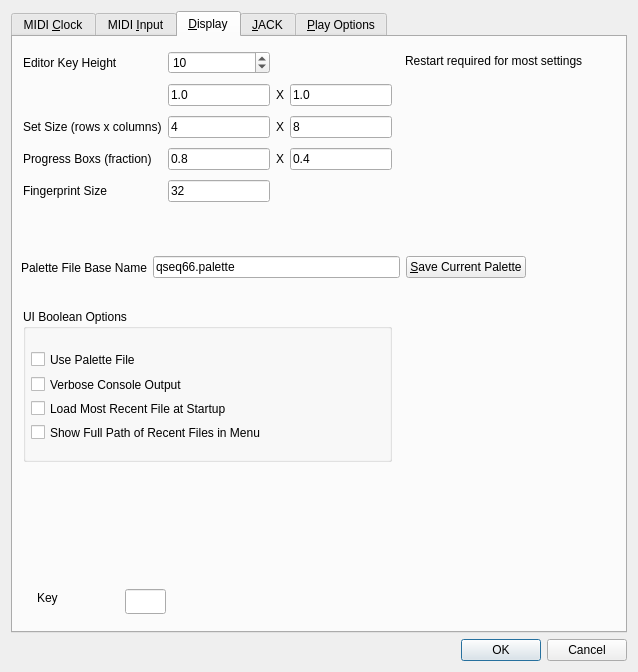
First picture: the form in seq_qt5/forms/qseditoptions.ui, repository ahlstromcj/seq66, before the edit.
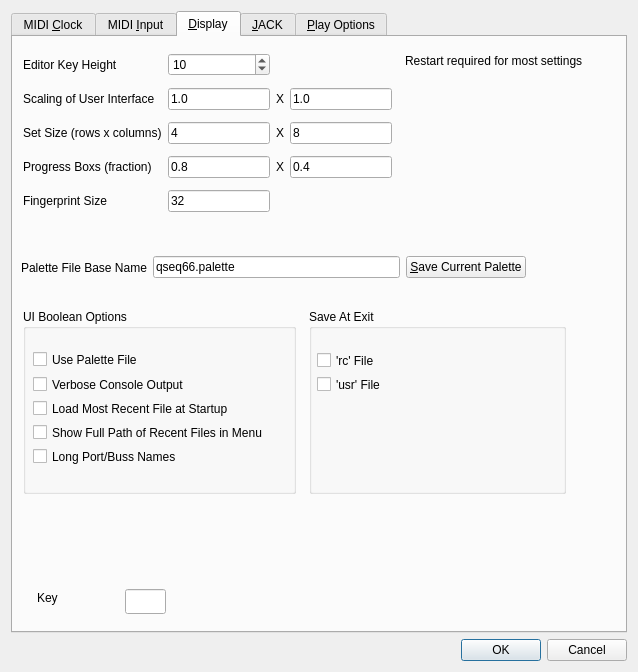
Second picture: the form after the edit.

Commit message: Added progress-box scaling, drag-n-drop of patterns.

```diff
--- a/seq_qt5/forms/qseditoptions.ui
+++ b/seq_qt5/forms/qseditoptions.ui
@@ -395,8 +395,8 @@
         <rect>
          <x>10</x>
          <y>272</y>
-         <width>369</width>
-         <height>153</height>
+         <width>273</width>
+         <height>185</height>
         </rect>
        </property>
        <property name="title">
@@ -411,7 +411,7 @@
         </property>
         <property name="geometry">
          <rect>
-          <x>8</x>
+          <x>10</x>
           <y>40</y>
           <width>249</width>
           <height>21</height>
@@ -431,7 +431,7 @@
         </property>
         <property name="geometry">
          <rect>
-          <x>8</x>
+          <x>10</x>
           <y>64</y>
           <width>249</width>
           <height>23</height>
@@ -448,7 +448,7 @@
        <widget class="QCheckBox" name="checkBoxLoadMostRecent">
         <property name="geometry">
          <rect>
-          <x>8</x>
+          <x>10</x>
           <y>88</y>
           <width>249</width>
           <height>23</height>
@@ -464,7 +464,7 @@
        <widget class="QCheckBox" name="checkBoxShowFullRecentPaths">
         <property name="geometry">
          <rect>
-          <x>8</x>
+          <x>10</x>
           <y>112</y>
           <width>249</width>
           <height>23</height>
@@ -477,6 +477,19 @@
          <string>Show Full Path of Recent Files in Menu</string>
         </property>
        </widget>
+       <widget class="QCheckBox" name="checkBoxLongBussNames">
+        <property name="geometry">
+         <rect>
+          <x>10</x>
+          <y>136</y>
+          <width>249</width>
+          <height>23</height>
+         </rect>
+        </property>
+        <property name="text">
+         <string>Long Port/Buss Names</string>
+        </property>
+       </widget>
       </widget>
       <widget class="QWidget" name="layoutWidgetGuiOptions">
        <property name="geometry">
@@ -484,7 +497,7 @@
          <x>10</x>
          <y>10</y>
          <width>369</width>
-         <height>161</height>
+         <height>175</height>
         </rect>
        </property>
        <layout class="QGridLayout" name="gridLayoutUiValues">
@@ -677,6 +690,13 @@
           </property>
          </widget>
         </item>
+        <item row="1" column="0">
+         <widget class="QLabel" name="labelUiScaling">
+          <property name="text">
+           <string>Scaling of User Interface</string>
+          </property>
+         </widget>
+        </item>
        </layout>
       </widget>
       <widget class="QLabel" name="labelRestartNeeded">
@@ -760,6 +780,48 @@
         <string>For testing only.  Normally hidden.</string>
        </property>
       </widget>
+      <widget class="QGroupBox" name="groupBoxSaveAtExit">
+       <property name="geometry">
+        <rect>
+         <x>296</x>
+         <y>272</y>
+         <width>257</width>
+         <height>185</height>
+        </rect>
+       </property>
+       <property name="title">
+        <string>Save At Exit</string>
+       </property>
+       <widget class="QCheckBox" name="checkBoxSaveRc">
+        <property name="geometry">
+         <rect>
+          <x>8</x>
+          <y>40</y>
+          <width>81</width>
+          <height>23</height>
+         </rect>
+        </property>
+        <property name="text">
+         <string>'rc' File</string>
+        </property>
+       </widget>
+       <widget class="QCheckBox" name="checkBoxSaveUsr">
+        <property name="enabled">
+         <bool>true</bool>
+        </property>
+        <property name="geometry">
+         <rect>
+          <x>8</x>
+          <y>64</y>
+          <width>81</width>
+          <height>23</height>
+         </rect>
+        </property>
+        <property name="text">
+         <string>'usr' File</string>
+        </property>
+       </widget>
+      </widget>
      </widget>
      <widget class="QWidget" name="tabJackSync">
       <property name="toolTip">
```
The commit also changes 23 other files.
